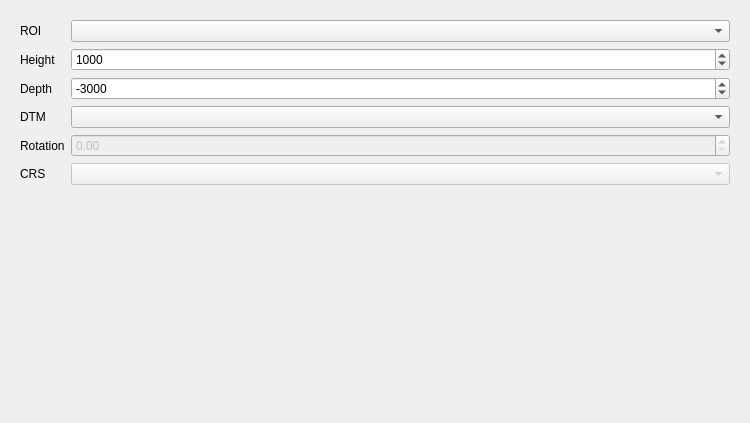
Above: loopstructural/gui/modelling/model_definition/bounding_box.ui from Loop3D/plugin_loopstructural before the change. Below: the same form after it.
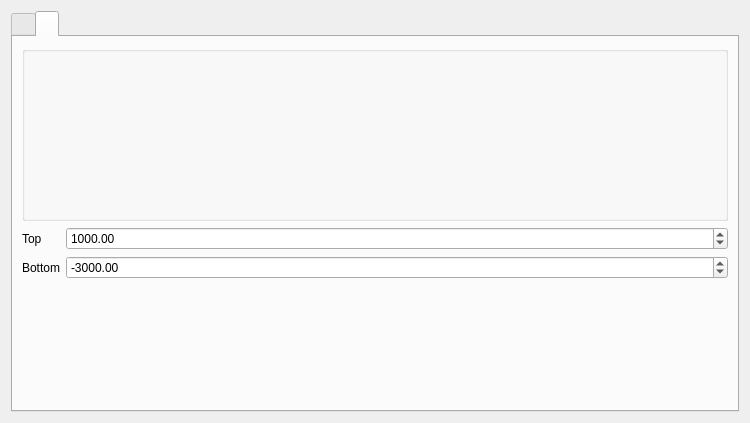
That is the form after the change. Custom widgets are drawn as their Qt base class.

Commit message: add extents tab to bounding box widget

```diff
--- a/loopstructural/gui/modelling/model_definition/bounding_box.ui
+++ b/loopstructural/gui/modelling/model_definition/bounding_box.ui
@@ -15,15 +15,19 @@
   </property>
   <layout class="QVBoxLayout" name="verticalLayout">
    <item>
-    <widget class="QWidget" name="formLayoutWidget">
-     <property name="geometry">
-      <rect>
-       <x>10</x>
-       <y>10</y>
-       <width>730</width>
-       <height>211</height>
-      </rect>
+    <widget class="QTabWidget" name="tabWidget">
+     <property name="currentIndex">
+      <number>1</number>
      </property>
+     <widget class="QWidget" name="currentLayoutTab">
+      <property name="title" stdset="0">
+       <string>Current Layout</string>
+      </property>
+      <attribute name="title">
+       <string/>
+      </attribute>
+      <layout class="QVBoxLayout" name="verticalLayout">
+       <item>
      <layout class="QFormLayout" name="formLayout_2">
       <item row="0" column="0">
        <widget class="QLabel" name="rOILabel">
@@ -131,11 +135,90 @@
        </widget>
       </item>
      </layout>
+       </item>
+      </layout>
+     </widget>
+     <widget class="QWidget" name="extentTab">
+      <property name="title" stdset="0">
+       <string>Extent</string>
+      </property>
+      <attribute name="title">
+       <string/>
+      </attribute>
+      <layout class="QVBoxLayout" name="extentLayout">
+       <item>
+        <widget class="QgsExtentGroupBox" name="extentGroupBox">
+         <property name="toolTip">
+          <string>&lt;html&gt;&lt;head/&gt;&lt;body&gt;&lt;p&gt;Define the extent of the model on the map.&lt;/p&gt;&lt;/body&gt;&lt;/html&gt;</string>
+         </property>
+        </widget>
+       </item>
+       <item>
+        <layout class="QFormLayout" name="verticalExtentLayout">
+         <item row="0" column="0">
+          <widget class="QLabel" name="topLabel">
+           <property name="text">
+            <string>Top</string>
+           </property>
+          </widget>
+         </item>
+         <item row="0" column="1">
+          <widget class="QDoubleSpinBox" name="topSpinBox">
+           <property name="toolTip">
+            <string>&lt;html&gt;&lt;head/&gt;&lt;body&gt;&lt;p&gt;Set the top extent of the model.&lt;/p&gt;&lt;/body&gt;&lt;/html&gt;</string>
+           </property>
+           <property name="maximum">
+            <number>10000</number>
+           </property>
+           <property name="value">
+            <number>1000</number>
+           </property>
+          </widget>
+         </item>
+         <item row="1" column="0">
+          <widget class="QLabel" name="bottomLabel">
+           <property name="text">
+            <string>Bottom</string>
+           </property>
+          </widget>
+         </item>
+         <item row="1" column="1">
+          <widget class="QDoubleSpinBox" name="bottomSpinBox">
+           <property name="toolTip">
+            <string>&lt;html&gt;&lt;head/&gt;&lt;body&gt;&lt;p&gt;Set the bottom extent of the model.&lt;/p&gt;&lt;/body&gt;&lt;/html&gt;</string>
+           </property>
+           <property name="minimum">
+            <number>-10000</number>
+           </property>
+           <property name="maximum">
+            <number>10000</number>
+           </property>
+           <property name="value">
+            <number>-3000</number>
+           </property>
+          </widget>
+         </item>
+        </layout>
+       </item>
+      </layout>
+     </widget>
     </widget>
    </item>
   </layout>
  </widget>
  <customwidgets>
+  <customwidget>
+   <class>QgsCollapsibleGroupBox</class>
+   <extends>QGroupBox</extends>
+   <header>qgscollapsiblegroupbox.h</header>
+   <container>1</container>
+  </customwidget>
+  <customwidget>
+   <class>QgsExtentGroupBox</class>
+   <extends>QgsCollapsibleGroupBox</extends>
+   <header>qgsextentgroupbox.h</header>
+   <container>1</container>
+  </customwidget>
   <customwidget>
    <class>QgsMapLayerComboBox</class>
    <extends>QComboBox</extends>
```
Lines whose indentation alone changed are shown as unchanged. The commit also changes 1 other file.
